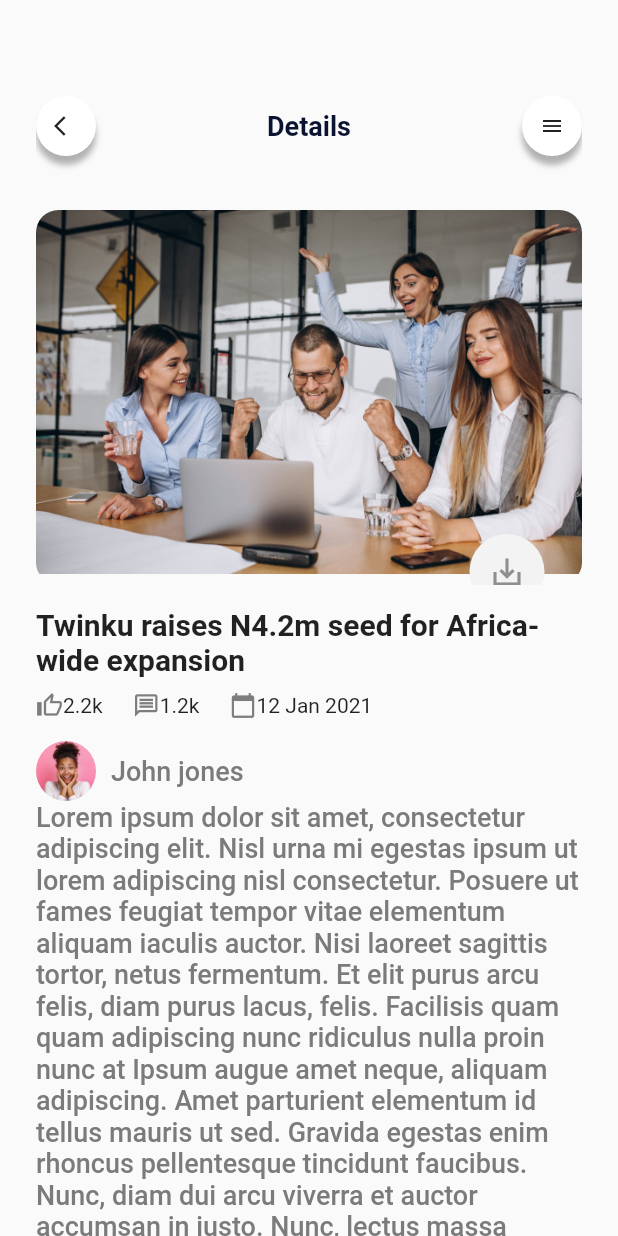
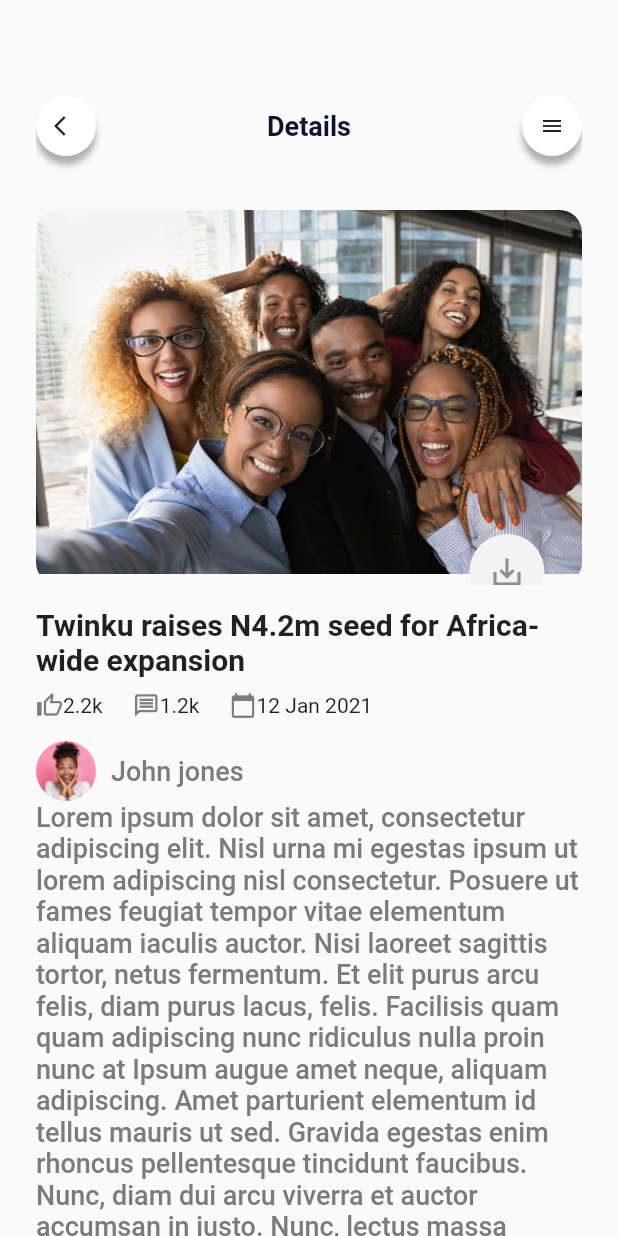
Before and after one commit to daveedson/Blog_app, a Flutter app: the screen it shows once a user with an empty profile is signed in, after a tap on "Lagos state to set major roads to work.", on a phone screen of 412 x 824 dp. Run offline on Flutter 3.47's test engine with Material 2 defaults, Android fonts, the phone set to English and light mode, and no system bars; our stand-ins replace animated_bottom_navigation_bar, firebase_auth, firebase_core, flutter_spinkit, get, google_sign_in; missing offline and left inert: flutter_point_tab_bar; accounts and stored records are empty; network calls fail.

Commit message:
Created the details Screen and new changes

```diff
--- a/lib/models/breaking_news_model.dart
+++ b/lib/models/breaking_news_model.dart
@@ -3,11 +3,20 @@
   final String? header;
   final String? date;
   final String? name;
+  final tag;
 
   BreakingNewsModel({
     this.image,
     this.header,
     this.date,
     this.name,
+    this.tag,
   });
 }
+
+class NewsDetailModel{
+ final title;
+ final image;
+
+ NewsDetailModel({this.title,this.image});
+}
--- a/lib/views/breaking_news_scroll.dart
+++ b/lib/views/breaking_news_scroll.dart
@@ -4,24 +4,31 @@
 import 'package:twinku_blog/models/breaking_news_model.dart';
 import 'package:twinku_blog/models/data.dart';
 
-class BreakingNewsScroll extends StatelessWidget {
+class BreakingNewsScroll extends StatefulWidget {
 
  final PageController? pageController;
  final List<BreakingNewsModel> ?news;
+
+
 
  const BreakingNewsScroll({Key? key,
 
   this.pageController, this.news})
      : super(key: key);
 
+  @override
+  State<BreakingNewsScroll> createState() => _BreakingNewsScrollState();
+}
+
+class _BreakingNewsScrollState extends State<BreakingNewsScroll> {
  _buildBreakingNews(BuildContext context, int index) {
   BreakingNewsModel newsModel = hotNews[index];
   return AnimatedBuilder(
-    animation: pageController!,
+    animation: widget.pageController!,
     builder: (BuildContext context, Widget? child) {
      double value = 1;
-     if(pageController!.position.haveDimensions){
-      value = pageController!.page !- index;
+     if(widget.pageController!.position.haveDimensions){
+      value = widget.pageController!.page !- index;
       value = (1-(value.abs()*0.28)).clamp(0.0, 1.0);
      }
      return Center(
@@ -116,8 +123,8 @@
   return SizedBox(
    height: 295.0,
    child: PageView.builder(
-    controller: pageController,
-    itemCount: news?.length,
+    controller: widget.pageController,
+    itemCount: widget.news?.length,
     itemBuilder: (BuildContext context, int index) =>
         _buildBreakingNews(context, index),
    ),
--- a/lib/views/details_screen.dart
+++ b/lib/views/details_screen.dart
@@ -1,13 +1,64 @@
-// ignore_for_file: use_key_in_widget_constructors, prefer_const_constructors, sized_box_for_whitespace, avoid_unnecessary_containers, prefer_const_literals_to_create_immutables
+// ignore_for_file: use_key_in_widget_constructors, prefer_const_constructors, sized_box_for_whitespace, avoid_unnecessary_containers, prefer_const_literals_to_create_immutables, must_be_immutable, prefer_const_constructors_in_immutables
 
 import 'package:flutter/cupertino.dart';
 import 'package:flutter/material.dart';
 import 'package:get/get.dart';
+import 'package:twinku_blog/models/breaking_news_model.dart';
+import 'package:twinku_blog/models/data.dart';
 
-class DetailsScreen extends StatelessWidget {
+class DetailsScreen extends StatefulWidget {
+ BreakingNewsModel? newsModel;
+ NewsDetailModel newsDetailModel = NewsDetailModel();
+  @override
+  State<DetailsScreen> createState() => _DetailsScreenState();
+}
+
+class _DetailsScreenState extends State<DetailsScreen> {
+ final GlobalKey<ScaffoldState> _key = GlobalKey();
   @override
   Widget build(BuildContext context) {
+
     return Scaffold(
+     key: _key,
+     endDrawer: Padding(
+
+       padding: const EdgeInsets.only(right: 25.0,bottom: 600.0),
+       child: Container(
+        height: 150.0,
+        width: 243.0,
+        decoration: BoxDecoration(
+          color: Colors.white,
+         borderRadius: BorderRadius.circular(15.0)
+        ),
+        child: Padding(
+         padding: EdgeInsets.only(left: 16.5,top: 20.0,right: 3.0),
+         child: Column(
+          children: [
+           Row(
+            children: [
+             IconButton(onPressed: (){}, icon: Icon(Icons.edit_road_sharp,size: 30.0)),
+             Text('Edit post',style: TextStyle(fontWeight: FontWeight.w500,fontSize: 21.0),),
+             Spacer(),
+             IconButton(onPressed: (){}, icon: Icon(Icons.arrow_forward_ios_sharp,size: 20.0)),
+            ],
+           ),
+           //SizedBox(height: 5.0),
+           Divider(
+            thickness: 1.0,
+           ),
+           Row(
+            children: [
+             IconButton(onPressed: (){}, icon: Icon(Icons.delete,size: 30.0),color: Colors.red,),
+             Text('Delete post',style: TextStyle(fontWeight: FontWeight.w500,fontSize: 21.0,color: Colors.red),),
+             Spacer(),
+             IconButton(onPressed: (){}, icon: Icon(Icons.arrow_forward_ios_sharp,size: 20.0)),
+            ],
+           ),
+          ],
+         ),
+        ),
+       ),
+     ),
       body: Padding(
         padding: EdgeInsets.only(left: 24.0, right: 24.0, top: 64.0),
         child: SingleChildScrollView(
@@ -51,7 +102,11 @@
                         fontSize: 18.0,
                         fontWeight: FontWeight.w600),
                   ),
-                  Container(
+                  GestureDetector(
+                   onTap: (){
+                    _key.currentState!.openEndDrawer();
+                   },
+                    child: Container(
                       alignment: Alignment.center,
                       height: 40.0,
                       width: 40.0,
@@ -72,6 +127,7 @@
                         shape: BoxShape.circle,
                       ),
                     ),
+                  ),
                 ],
               ),
               SizedBox(height: 36.0),
@@ -81,7 +137,9 @@
                   constraints: BoxConstraints.expand(height: 250.0),
                   child: Stack(
                     children: [
-                      Container(child: Image.asset('images/ppw.jpeg')),
+                      Container(child: Hero(
+                          tag: 'tag1',
+                          child: Image.asset('images/ppw1.jpeg'))),
                       Positioned(
                         bottom: -16,
                         right: 25,
--- a/pubspec.yaml
+++ b/pubspec.yaml
@@ -38,7 +38,7 @@
   animated_bottom_navigation_bar: ^0.3.2
   flutter_point_tab_bar: ^0.2.0
   cloud_firestore:
-
+  flutter_spinkit:
 
 
   # The following adds the Cupertino Icons font to your application.
```
Also changed, not shown: lib/models/data.dart (+65 -28 lines), lib/view_model/authentication_view_model.dart (+56 -8 lines), lib/views/home_screen.dart (+20 -11 lines), lib/views/progress_loader.dart (added, +14 -0 lines), pubspec.lock. Lines whose indentation alone changed are shown as unchanged.
